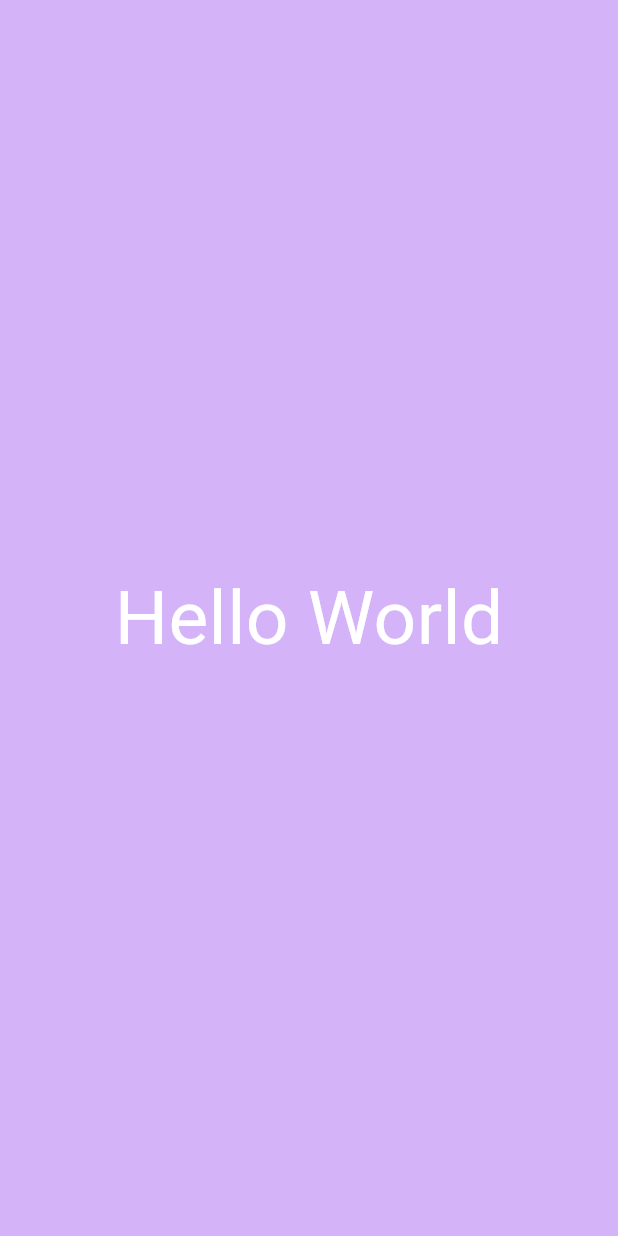
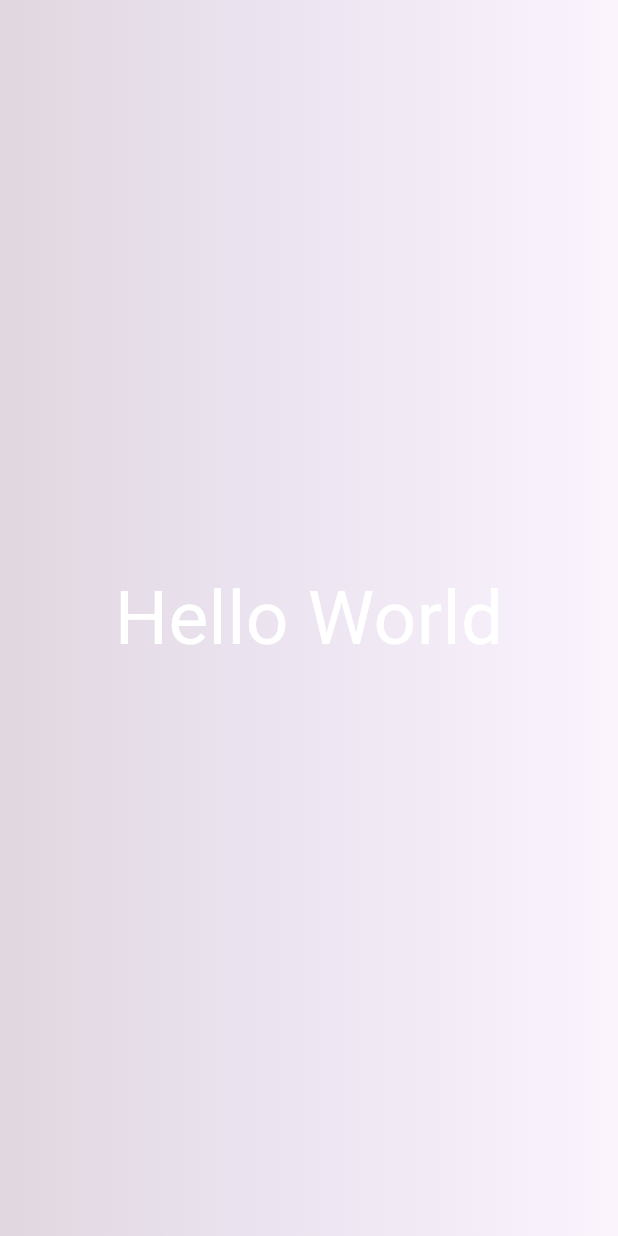
Before and after one commit to UdaraDananjaya/flutter_application, a Flutter app: the screen it shows after launch, on a phone screen of 412 x 824 dp. Run offline on Flutter 3.47's test engine with Material 3 defaults, Android fonts, the phone set to English and light mode, and no system bars.

Commit message:
Create Seperate component

```diff
--- a/lib/home_screen.dart
+++ b/lib/home_screen.dart
@@ -1,17 +1,22 @@
 import 'package:flutter/material.dart';
+import 'package:flutter_application/styled_tex.dart';
 
 class HomeScreen extends StatelessWidget {
   const HomeScreen({super.key});
   @override
   Widget build(context) {
-    return const MaterialApp(
+    return MaterialApp(
       home: Scaffold(
-        backgroundColor: Color.fromARGB(133, 173, 109, 241),
-        body: Center(
-          child: Text(
-            "Hello World",
-            style: TextStyle(color: Colors.white, fontSize: 50),
-          ),
+        // backgroundColor: Color.fromARGB(133, 173, 109, 241),
+        body: Container(
+          decoration: const BoxDecoration(
+              gradient: LinearGradient(
+            colors: [
+              Color.fromARGB(34, 33, 3, 23),
+              Color.fromARGB(3, 4, 9, 104),
+            ],
+          )),
+          child: const StyledTex(),
         ),
       ),
     );
--- /dev/null
+++ b/lib/styled_tex.dart
@@ -0,0 +1,14 @@
+import 'package:flutter/material.dart';
+
+class StyledTex extends StatelessWidget {
+  const StyledTex({super.key});
+  @override
+  Widget build(context) {
+    return const Center(
+      child: Text(
+        "Hello World",
+        style: TextStyle(color: Colors.white, fontSize: 50),
+      ),
+    );
+  }
+}
```
